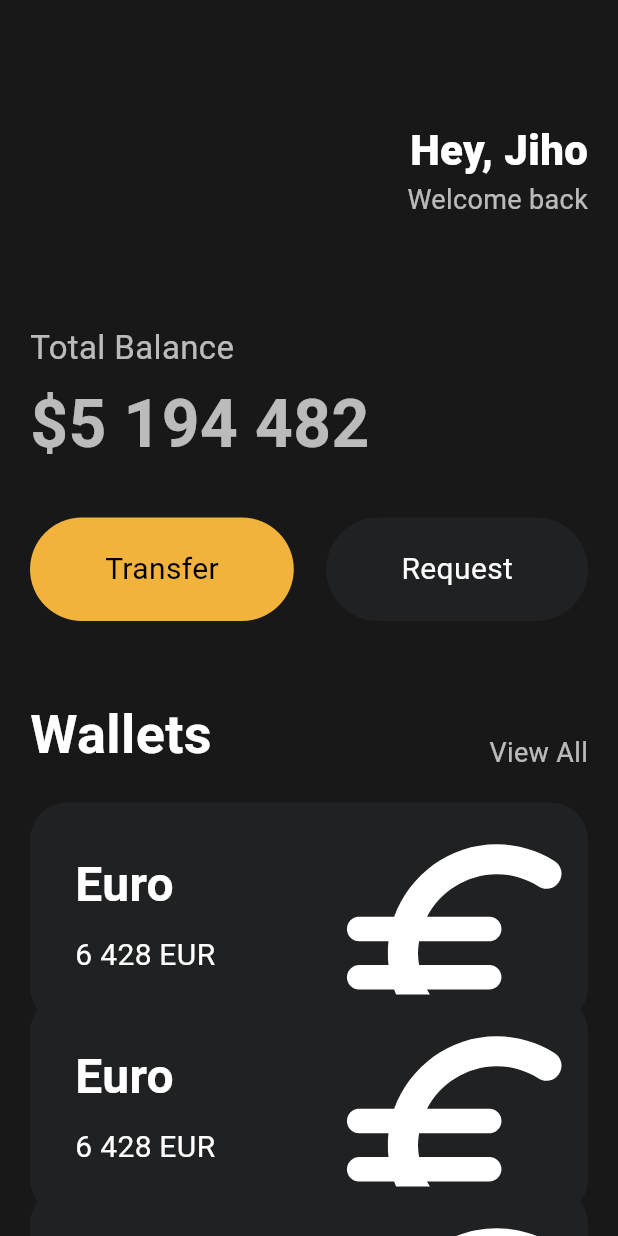
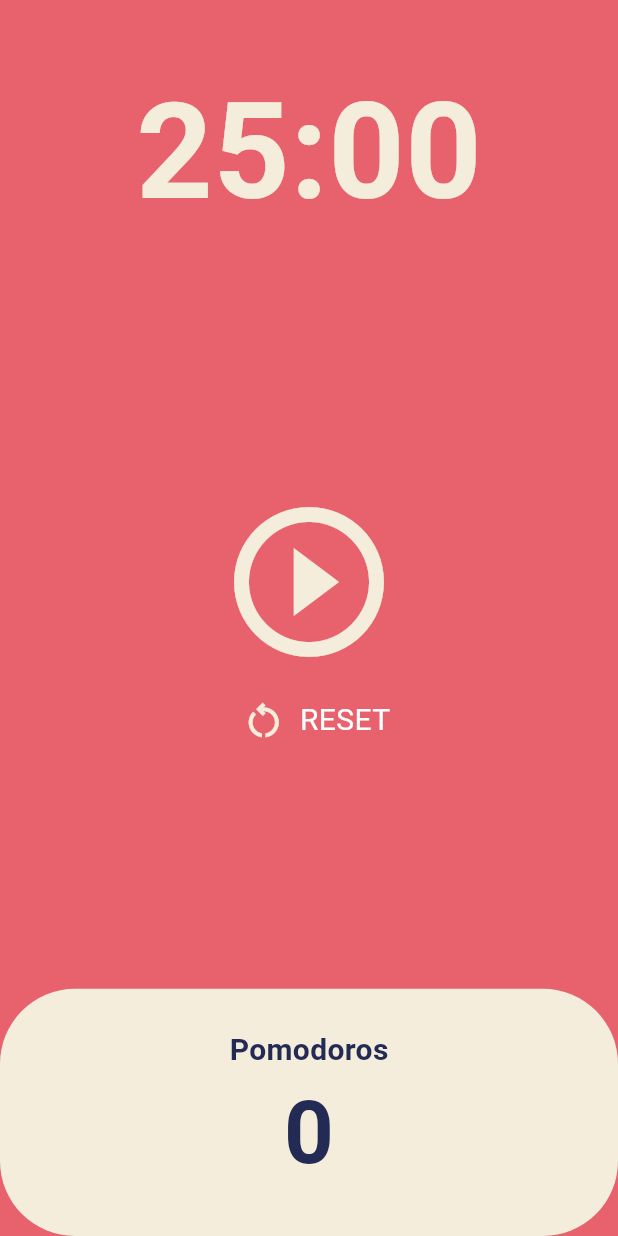
Before and after one commit to Jiyaho/flutter_study_toonflix, a Flutter app: the screen it shows after launch, on a phone screen of 412 x 824 dp. Run offline on Flutter 3.47's test engine with Material 3 defaults, Android fonts, the phone set to English and light mode, and no system bars.

Commit message:
Feat: Pomodoro app

```diff
--- a/lib/main.dart
+++ b/lib/main.dart
@@ -1,6 +1,5 @@
 import 'package:flutter/material.dart';
-import 'package:flutter_toonflix/widgets/button.dart';
-import 'package:flutter_toonflix/widgets/currency_card.dart';
+import 'package:flutter_toonflix/screens/home_screen.dart';
 
 void main() {
   runApp(const App());
@@ -12,132 +11,16 @@ class App extends StatelessWidget {
   @override
   Widget build(BuildContext context) {
     return MaterialApp(
-      home: Scaffold(
-        backgroundColor: const Color(0xFF181818),
-        body: SingleChildScrollView(
-          child: Padding(
-            padding: const EdgeInsets.symmetric(
-              horizontal: 20,
-            ),
-            child: Column(
-              crossAxisAlignment: CrossAxisAlignment.start,
-              children: [
-                const SizedBox(
-                  height: 80,
-                ),
-                Row(
-                  mainAxisAlignment: MainAxisAlignment.end,
-                  children: [
-                    Column(
-                      crossAxisAlignment: CrossAxisAlignment.end,
-                      children: [
-                        const Text('Hey, Jiho',
-                            style: TextStyle(
-                              color: Colors.white,
-                              fontSize: 28,
-                              fontWeight: FontWeight.w800,
-                            )),
-                        Text('Welcome back',
-                            style: TextStyle(
-                                color: Colors.white.withAlpha(180),
-                                fontSize: 18)),
-                      ],
-                    ),
-                  ],
-                ),
-                const SizedBox(
-                  height: 70,
-                ),
-                Text(
-                  'Total Balance',
-                  style: TextStyle(
-                    fontSize: 22,
-                    color: Colors.white.withAlpha(180),
-                  ),
-                ),
-                const SizedBox(
-                  height: 5,
-                ),
-                Text(
-                  '\$5 194 482',
-                  style: TextStyle(
-                    fontSize: 44,
-                    fontWeight: FontWeight.w600,
-                    color: Colors.white.withAlpha(180),
-                  ),
-                ),
-                const SizedBox(
-                  height: 30,
-                ),
-                const Row(
-                  mainAxisAlignment: MainAxisAlignment.spaceBetween,
-                  children: [
-                    Button(
-                      text: 'Transfer',
-                      bgColor: Color(0xFFF1B33B),
-                      textColor: Colors.black,
-                    ),
-                    Button(
-                      text: 'Request',
-                      bgColor: Color(0xFF1F2123),
-                      textColor: Colors.white,
-                    ),
-                  ],
-                ),
-                const SizedBox(
-                  height: 50,
-                ),
-                Row(
-                  crossAxisAlignment: CrossAxisAlignment.end,
-                  mainAxisAlignment: MainAxisAlignment.spaceBetween,
-                  children: [
-                    const Text('Wallets',
-                        style: TextStyle(
-                          color: Colors.white,
-                          fontSize: 36,
-                          fontWeight: FontWeight.w600,
-                        )),
-                    Text(
-                      'View All',
-                      style: TextStyle(
-                        color: Colors.white.withAlpha(180),
-                        fontSize: 18,
-                      ),
-                    ),
-                  ],
-                ),
-                const SizedBox(
-                  height: 20,
-                ),
-                const CurrencyCard(
-                  name: 'Euro',
-                  code: 'EUR',
-                  amount: '6 428',
-                  icon: Icons.euro_rounded,
-                  isInverted: false,
-                  offset: 0,
-                ),
-                const CurrencyCard(
-                  name: 'Euro',
-                  code: 'EUR',
-                  amount: '6 428',
-                  icon: Icons.euro_rounded,
-                  isInverted: false,
-                  offset: -20,
-                ),
-                const CurrencyCard(
-                  name: 'Euro',
-                  code: 'EUR',
-                  amount: '6 428',
-                  icon: Icons.euro_rounded,
-                  isInverted: false,
-                  offset: -40,
-                ),
-              ],
-            ),
+      theme: ThemeData(
+        scaffoldBackgroundColor: const Color(0xFFE7626C),
+        textTheme: const TextTheme(
+          displayLarge: TextStyle(
+            color: Color(0xFF232B55),
           ),
         ),
+        cardColor: const Color(0xFFF4EDDB),
       ),
+      home: const HomeScreen(),
     );
   }
 }
--- /dev/null
+++ b/lib/screens/home_screen.dart
@@ -0,0 +1,156 @@
+import 'package:flutter/material.dart';
+import 'dart:async';
+
+class HomeScreen extends StatefulWidget {
+  const HomeScreen({super.key});
+
+  @override
+  State<HomeScreen> createState() => _HomeScreenState();
+}
+
+class _HomeScreenState extends State<HomeScreen> {
+  static const twentyFiveMinutes = 1500;
+  int totalSeconds = twentyFiveMinutes;
+  bool isRunning = false;
+  int totalPomodoros = 0;
+  late Timer timer;
+
+  void onTick(Timer timer) {
+    if (totalSeconds == 0) {
+      setState(() {
+        totalPomodoros++;
+        isRunning = false;
+        totalSeconds = twentyFiveMinutes;
+      });
+      timer.cancel();
+    } else {
+      setState(() {
+        totalSeconds--;
+      });
+    }
+  }
+
+  void onStartPressed() {
+    timer = Timer.periodic(const Duration(seconds: 1), onTick);
+    setState(() {
+      isRunning = true;
+    });
+  }
+
+  void onPausePressed() {
+    timer.cancel();
+    setState(() {
+      isRunning = false;
+    });
+  }
+
+  void onResetPressed() {
+    setState(() {
+      isRunning = false;
+      totalSeconds = twentyFiveMinutes;
+    });
+    timer.cancel();
+  }
+
+  String format(int seconds) {
+    var duration = Duration(seconds: seconds);
+    return (duration.toString().split(".").first.substring(2, 7));
+  }
+
+  @override
+  Widget build(BuildContext context) {
+    return Scaffold(
+      backgroundColor: Theme.of(context).scaffoldBackgroundColor,
+      body: Column(
+        children: [
+          Flexible(
+            flex: 1,
+            child: Container(
+              alignment: Alignment.bottomCenter,
+              child: Text(
+                format(totalSeconds),
+                style: TextStyle(
+                  color: Theme.of(context).cardColor,
+                  fontSize: 89,
+                  fontWeight: FontWeight.w600,
+                ),
+              ),
+            ),
+          ),
+          Flexible(
+            flex: 3,
+            child: Center(
+              child: Column(
+                mainAxisAlignment: MainAxisAlignment.center,
+                children: [
+                  IconButton(
+                    iconSize: 120,
+                    color: Theme.of(context).cardColor,
+                    onPressed: isRunning ? onPausePressed : onStartPressed,
+                    icon: Icon(isRunning
+                        ? Icons.pause_circle_outline
+                        : Icons.play_circle_outline),
+                  ),
+                  Row(
+                    mainAxisAlignment: MainAxisAlignment.center,
+                    children: [
+                      IconButton(
+                        iconSize: 30,
+                        color: Theme.of(context).cardColor,
+                        onPressed: onResetPressed,
+                        icon: const Icon(Icons.restart_alt_outlined),
+                      ),
+                      const Text("RESET",
+                          style: TextStyle(
+                            fontSize: 20,
+                            color: Colors.white,
+                          )),
+                    ],
+                  ),
+                ],
+              ),
+            ),
+          ),
+          Flexible(
+            flex: 1,
+            child: Row(
+              children: [
+                Expanded(
+                  child: Container(
+                    decoration: BoxDecoration(
+                      color: Theme.of(context).cardColor,
+                      borderRadius: BorderRadius.circular(50),
+                    ),
+                    child: Column(
+                      mainAxisAlignment: MainAxisAlignment.center,
+                      children: [
+                        Text(
+                          'Pomodoros',
+                          style: TextStyle(
+                            fontSize: 20,
+                            fontWeight: FontWeight.w600,
+                            color:
+                                Theme.of(context).textTheme.displayLarge!.color,
+                          ),
+                        ),
+                        Text(
+                          '$totalPomodoros',
+                          style: TextStyle(
+                            fontSize: 58,
+                            fontWeight: FontWeight.w600,
+                            color:
+                                Theme.of(context).textTheme.displayLarge!.color,
+                          ),
+                        ),
+                      ],
+                    ),
+                  ),
+                ),
+              ],
+            ),
+          ),
+        ],
+      ),
+    );
+  }
+}
```
